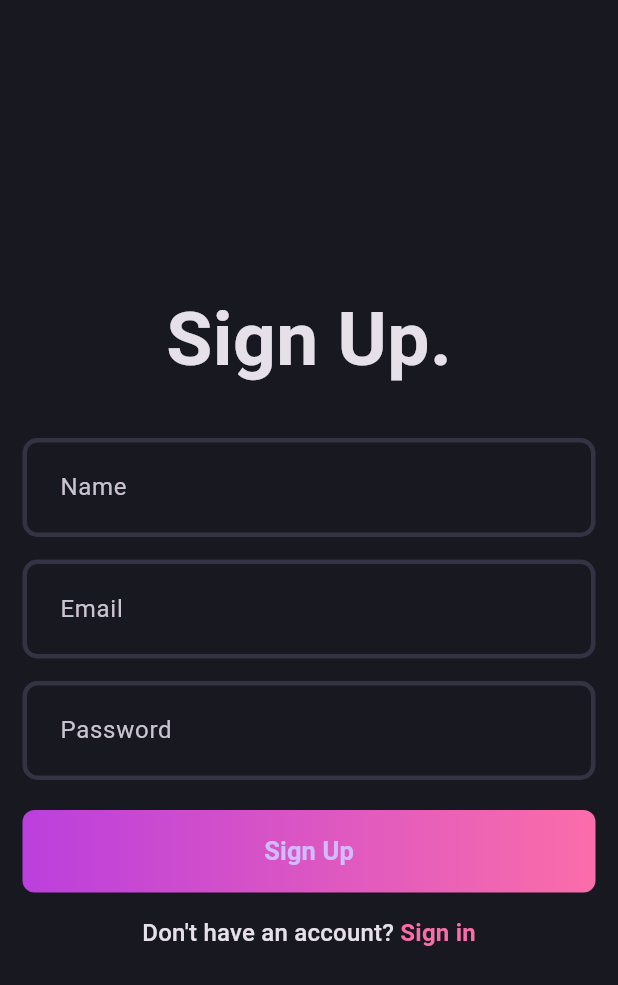
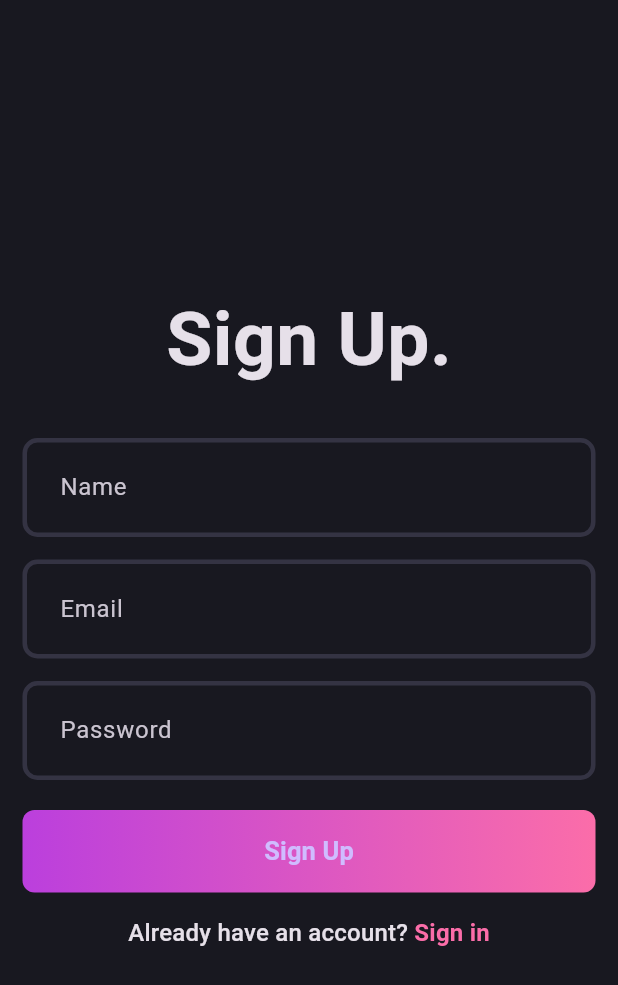
Before and after one commit to plakshay/BlogApp, a Flutter app: the screen it shows after launch, on a phone screen of 412 x 824 dp. Shown: the top 985 px of the screen. Run offline on Flutter 3.47's test engine with Material 3 defaults, Android fonts, the phone set to English and light mode, and no system bars.

Commit message:
ui for sign up page completed

```diff
--- a/lib/feature/auth/presentation/pages/sign_up.dart
+++ b/lib/feature/auth/presentation/pages/sign_up.dart
@@ -11,12 +11,32 @@ class SignUpPage extends StatefulWidget {
 }
 
 class _SignUpPageState extends State<SignUpPage> {
+  // the sign page has been created with the form but the text inside each textformfield cannot be retrieved, therefore we use controllers, 3 controllers needed(one for each field)
+
+  final emailController = TextEditingController();
+  final passwordController = TextEditingController();
+  final nameController = TextEditingController(); //when the textediting controller is made, it is needed to be disposed off
+
+  @override
+  void dispose() {
+    // TODO: implement dispose
+    emailController.dispose();
+    passwordController.dispose();
+    nameController.dispose();
+    super.dispose(); // super dispose - flutter disposes rest of the remaining stuff
+  }
+
+  // these email controllers are to be attached to the authfield
+
+  final formkey = GlobalKey<FormState>();
   @override
   Widget build(BuildContext context) {
     return Scaffold(
       // backgroundColor: Color.fromARGB(255, 255, 255, 255),
       body: Padding(
         padding: const EdgeInsets.all(15.0),
+        child: Form(
+          key: formkey,
           child: Column(
             mainAxisAlignment: MainAxisAlignment.center,
             children: [
@@ -28,15 +48,25 @@ class _SignUpPageState extends State<SignUpPage> {
               const SizedBox(
                 height: 30,
               ),
-            const AuthField(hintText: 'Name'),
+               AuthField(
+                hintText: 'Name',
+                controller: nameController,
+                ),
               const SizedBox(
                 height: 15,
               ),
-            const AuthField(hintText: 'Email'),
+              AuthField(
+                hintText: 'Email',
+                controller: emailController,
+                ),
               const SizedBox(
                 height: 15,
               ),
-            const AuthField(hintText: 'Password'),
+               AuthField(
+                hintText: 'Password',
+                controller: passwordController,
+                isobsecureText: true,
+                ),
               const SizedBox(
                 height: 20,
               ),
@@ -46,7 +76,7 @@ class _SignUpPageState extends State<SignUpPage> {
               ),
               RichText( // rich text allopws to write 2 texts in same line
                 text: TextSpan(
-              text: 'Don\'t have an account? ',
+                text: 'Already have an account? ',
                 style: Theme.of(context).textTheme.titleMedium,
                 children: [
                   TextSpan(
@@ -63,6 +93,7 @@ class _SignUpPageState extends State<SignUpPage> {
 
             ],
           ),
+        ),
       )
     );
   }
--- a/lib/feature/auth/presentation/widgets/auth_field.dart
+++ b/lib/feature/auth/presentation/widgets/auth_field.dart
@@ -2,17 +2,32 @@ import 'package:flutter/material.dart';
 
 class AuthField extends StatelessWidget {
   final String hintText;
+  final TextEditingController controller; // TextEditingController type of variable intialised
+  final bool isobsecureText; // all the fields here are to be initialised inside the constructor
   const AuthField({
     super.key,
     required this.hintText,
+    required this.controller,
+    this.isobsecureText = false,
+
     });
 
   @override
   Widget build(BuildContext context) {
     return TextFormField(
+      controller: controller,
       decoration: InputDecoration(
         hintText: hintText,
       ),
+      validator: (value) {
+        if(value!.isEmpty){
+          return "$hintText is missing!";
+        }
+        else{
+          return null;
+        }
+      },
+      obscureText: isobsecureText,
     );
   }
 }
```
Lines whose indentation alone changed are shown as unchanged.
